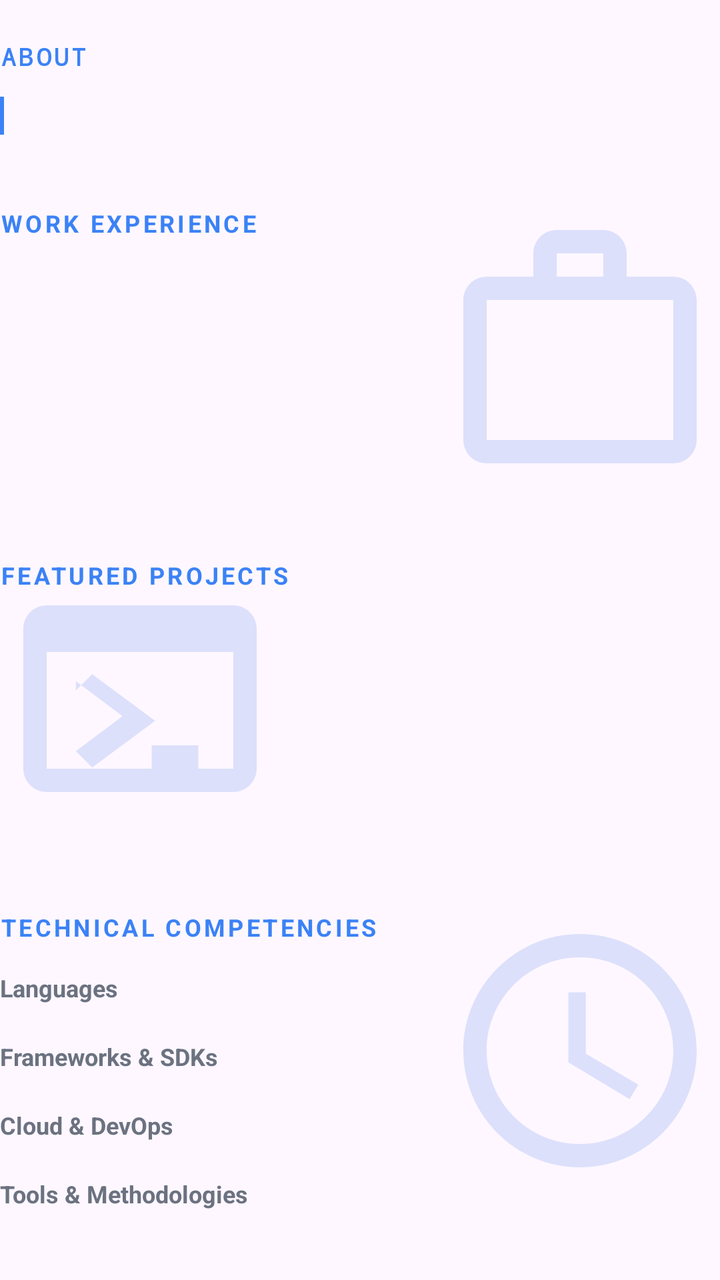
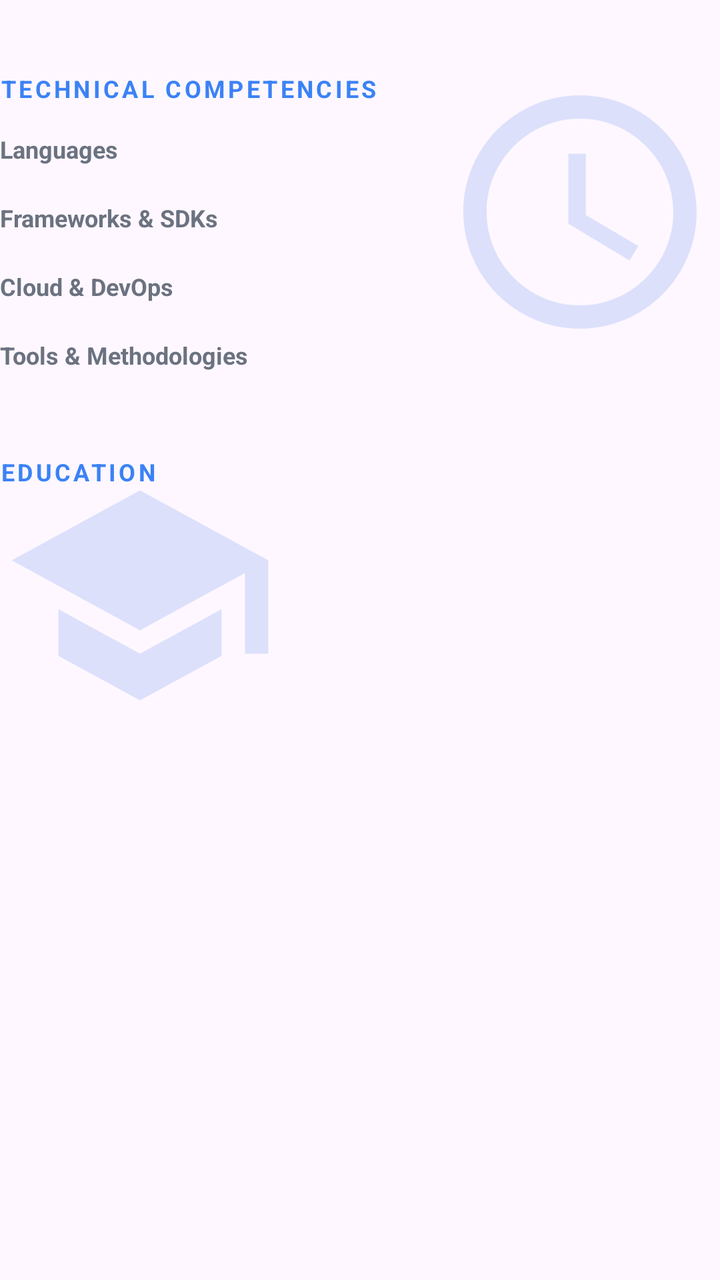

Screens rendered from an Android XML layout before and after an edit, with the pre-edit source and the edit as a unified diff.
<!-- AndroidManifest.xml: application theme Theme.MyApplication -->
<!-- res/layout/layout_showcase_subsequent_sections.xml -->
<?xml version="1.0" encoding="utf-8"?>
<LinearLayout xmlns:android="http://schemas.android.com/apk/res/android"
    xmlns:app="http://schemas.android.com/apk/res-auto"
    android:layout_width="match_parent"
    android:layout_height="wrap_content"
    android:orientation="vertical">

    
    <LinearLayout
        android:id="@+id/sectionAboutSummary"
        android:layout_width="match_parent"
        android:layout_height="wrap_content"
        android:layout_marginTop="20dp"
        android:orientation="vertical">

        
        <TextView
            android:id="@+id/tvAboutHeader"
            android:layout_width="wrap_content"
            android:layout_height="wrap_content"
            android:fontFamily="monospace"
            android:letterSpacing="0.12"
            android:text="ABOUT"
            android:textAllCaps="true"
            android:textColor="@color/accent_blue"
            android:textSize="12sp"
            android:textStyle="bold" />

        
        <LinearLayout
            android:layout_width="match_parent"
            android:layout_height="wrap_content"
            android:layout_marginTop="12dp"
            android:orientation="horizontal">

            <View
                android:id="@+id/viewAboutAccentBorder"
                android:layout_width="2dp"
                android:layout_height="match_parent"
                android:background="@color/accent_blue" />

            <TextView
                android:id="@+id/tvAboutSummaryBody"
                android:layout_width="0dp"
                android:layout_height="wrap_content"
                android:layout_weight="1"
                android:lineSpacingMultiplier="1.6"
                android:paddingStart="16dp"
                android:paddingEnd="4dp"
                android:textColor="@color/app_text_primary"
                android:textSize="14sp" />

        </LinearLayout>

    </LinearLayout>

    
    <FrameLayout
        android:id="@+id/sectionWorkExperience"
        android:layout_width="match_parent"
        android:layout_height="wrap_content"
        android:layout_marginTop="36dp">

        
        <ImageView
            android:id="@+id/ivGraphicWorkExperience"
            android:layout_width="140dp"
            android:layout_height="140dp"
            android:layout_gravity="top|end"
            android:alpha="0.15"
            android:contentDescription="Work Experience Thematic Graphic"
            android:src="@drawable/ic_showcase_briefcase" />

        
        <LinearLayout
            android:layout_width="match_parent"
            android:layout_height="wrap_content"
            android:orientation="vertical">

            <TextView
                android:id="@+id/tvWorkExperienceHeader"
                android:layout_width="wrap_content"
                android:layout_height="wrap_content"
                android:letterSpacing="0.12"
                android:text="WORK EXPERIENCE"
                android:textAllCaps="true"
                android:textColor="@color/accent_blue"
                android:textSize="12sp"
                android:textStyle="bold" />

            <androidx.recyclerview.widget.RecyclerView
                android:id="@+id/rvWorkExperienceTimeline"
                android:layout_width="match_parent"
                android:layout_height="wrap_content"
                android:layout_marginTop="12dp"
                android:nestedScrollingEnabled="false"
                android:overScrollMode="never" />

        </LinearLayout>

    </FrameLayout>

    
    <FrameLayout
        android:id="@+id/sectionFeaturedProjects"
        android:layout_width="match_parent"
        android:layout_height="wrap_content"
        android:layout_marginTop="36dp">

        
        <ImageView
            android:id="@+id/ivGraphicFeaturedProjects"
            android:layout_width="140dp"
            android:layout_height="140dp"
            android:layout_gravity="top|start"
            android:alpha="0.15"
            android:contentDescription="Featured Projects Thematic Graphic"
            android:src="@drawable/ic_showcase_code_terminal" />

        
        <LinearLayout
            android:layout_width="match_parent"
            android:layout_height="wrap_content"
            android:orientation="vertical">

            <TextView
                android:id="@+id/tvFeaturedProjectsHeader"
                android:layout_width="wrap_content"
                android:layout_height="wrap_content"
                android:letterSpacing="0.12"
                android:text="FEATURED PROJECTS"
                android:textAllCaps="true"
                android:textColor="@color/accent_blue"
                android:textSize="12sp"
                android:textStyle="bold" />

            <LinearLayout
                android:id="@+id/containerProjectItems"
                android:layout_width="match_parent"
                android:layout_height="wrap_content"
                android:layout_marginTop="12dp"
                android:orientation="vertical" />

        </LinearLayout>

    </FrameLayout>

    
    <FrameLayout
        android:id="@+id/sectionTechnicalCompetencies"
        android:layout_width="match_parent"
        android:layout_height="wrap_content"
        android:layout_marginTop="36dp">

        
        <ImageView
            android:id="@+id/ivGraphicTechnicalCompetencies"
            android:layout_width="140dp"
            android:layout_height="140dp"
            android:layout_gravity="top|end"
            android:alpha="0.15"
            android:contentDescription="Technical Matrix Thematic Graphic"
            android:src="@drawable/ic_showcase_tech_matrix" />

        
        <LinearLayout
            android:layout_width="match_parent"
            android:layout_height="wrap_content"
            android:orientation="vertical">

            <TextView
                android:id="@+id/tvTechnicalCompetenciesHeader"
                android:layout_width="wrap_content"
                android:layout_height="wrap_content"
                android:letterSpacing="0.12"
                android:text="TECHNICAL COMPETENCIES"
                android:textAllCaps="true"
                android:textColor="@color/accent_blue"
                android:textSize="12sp"
                android:textStyle="bold" />

            
            <LinearLayout
                android:id="@+id/groupLanguages"
                android:layout_width="match_parent"
                android:layout_height="wrap_content"
                android:layout_marginTop="14dp"
                android:orientation="vertical">

                <TextView
                    android:layout_width="wrap_content"
                    android:layout_height="wrap_content"
                    android:text="Languages"
                    android:textColor="@color/app_text_muted"
                    android:textSize="12sp"
                    android:textStyle="bold" />

                <com.google.android.material.chip.ChipGroup
                    android:id="@+id/chipGroupLanguages"
                    android:layout_width="match_parent"
                    android:layout_height="wrap_content"
                    android:layout_marginTop="6dp"
                    app:singleLine="false" />
            </LinearLayout>

            
            <LinearLayout
                android:id="@+id/groupFrameworks"
                android:layout_width="match_parent"
                android:layout_height="wrap_content"
                android:layout_marginTop="12dp"
                android:orientation="vertical">

                <TextView
                    android:layout_width="wrap_content"
                    android:layout_height="wrap_content"
                    android:text="Frameworks &amp; SDKs"
                    android:textColor="@color/app_text_muted"
                    android:textSize="12sp"
                    android:textStyle="bold" />

                <com.google.android.material.chip.ChipGroup
                    android:id="@+id/chipGroupFrameworks"
                    android:layout_width="match_parent"
                    android:layout_height="wrap_content"
                    android:layout_marginTop="6dp"
                    app:singleLine="false" />
            </LinearLayout>

            
            <LinearLayout
                android:id="@+id/groupCloudDevOps"
                android:layout_width="match_parent"
                android:layout_height="wrap_content"
                android:layout_marginTop="12dp"
                android:orientation="vertical">

                <TextView
                    android:layout_width="wrap_content"
                    android:layout_height="wrap_content"
                    android:text="Cloud &amp; DevOps"
                    android:textColor="@color/app_text_muted"
                    android:textSize="12sp"
                    android:textStyle="bold" />

                <com.google.android.material.chip.ChipGroup
                    android:id="@+id/chipGroupCloudDevOps"
                    android:layout_width="match_parent"
                    android:layout_height="wrap_content"
                    android:layout_marginTop="6dp"
                    app:singleLine="false" />
            </LinearLayout>

            
            <LinearLayout
                android:id="@+id/groupTools"
                android:layout_width="match_parent"
                android:layout_height="wrap_content"
                android:layout_marginTop="12dp"
                android:orientation="vertical">

                <TextView
                    android:layout_width="wrap_content"
                    android:layout_height="wrap_content"
                    android:text="Tools &amp; Methodologies"
                    android:textColor="@color/app_text_muted"
                    android:textSize="12sp"
                    android:textStyle="bold" />

                <com.google.android.material.chip.ChipGroup
                    android:id="@+id/chipGroupTools"
                    android:layout_width="match_parent"
                    android:layout_height="wrap_content"
                    android:layout_marginTop="6dp"
                    app:singleLine="false" />
            </LinearLayout>

        </LinearLayout>

    </FrameLayout>

    
    <FrameLayout
        android:id="@+id/sectionEducation"
        android:layout_width="match_parent"
        android:layout_height="wrap_content"
        android:layout_marginTop="36dp">

        
        <ImageView
            android:id="@+id/ivGraphicEducation"
            android:layout_width="140dp"
            android:layout_height="140dp"
            android:layout_gravity="top|start"
            android:alpha="0.15"
            android:contentDescription="Education Thematic Graphic"
            android:src="@drawable/ic_showcase_education_crest" />

        
        <LinearLayout
            android:layout_width="match_parent"
            android:layout_height="wrap_content"
            android:orientation="vertical">

            <TextView
                android:id="@+id/tvEducationHeader"
                android:layout_width="wrap_content"
                android:layout_height="wrap_content"
                android:letterSpacing="0.12"
                android:text="EDUCATION"
                android:textAllCaps="true"
                android:textColor="@color/accent_blue"
                android:textSize="12sp"
                android:textStyle="bold" />

            <LinearLayout
                android:id="@+id/containerEducationItems"
                android:layout_width="match_parent"
                android:layout_height="wrap_content"
                android:layout_marginTop="12dp"
                android:orientation="vertical" />

        </LinearLayout>

    </FrameLayout>

    
    <LinearLayout
        android:id="@+id/containerDynamicSections"
        android:layout_width="match_parent"
        android:layout_height="wrap_content"
        android:layout_marginTop="16dp"
        android:orientation="vertical" />

</LinearLayout>
<!-- resources referenced by this layout -->
<resources>
  <color name="accent_blue">#3B82F6</color>
  <color name="app_text_muted">#6B7280</color>
  <color name="app_text_primary">#111827</color>
  <!-- drawable ic_showcase_briefcase (drawable) -->
  <vector xmlns:android="http://schemas.android.com/apk/res/android"
      android:width="24dp"
      android:height="24dp"
      android:viewportWidth="24"
      android:viewportHeight="24">
    <path
        android:fillColor="@color/app_primary"
        android:pathData="M20,6h-4V4c0,-1.1 -0.9,-2 -2,-2h-4C8.9,2 8,2.9 8,4v2H4C2.9,6 2,6.9 2,8v12c0,1.1 0.9,2 2,2h16c1.1,0 2,-0.9 2,-2V8C22,6.9 21.1,6 20,6zM10,4h4v2h-4V4zM20,20H4V8h16V20z"/>
  </vector>
  <!-- drawable ic_showcase_code_terminal (drawable) -->
  <vector xmlns:android="http://schemas.android.com/apk/res/android"
      android:width="24dp"
      android:height="24dp"
      android:viewportWidth="24"
      android:viewportHeight="24">
    <path
        android:fillColor="@color/app_primary"
        android:pathData="M20,4H4C2.9,4 2,4.9 2,6v12c0,1.1 0.9,2 2,2h16c1.1,0 2,-0.9 2,-2V6C22,4.9 21.1,4 20,4zM20,18H4V8h16V18zM6.5,10.5l4,3 -4,3 1.4,1.4 5.4,-4 -5.4,-4 -1.4,1.4zM13,16h4v2h-4V16z"/>
  </vector>
  <!-- drawable ic_showcase_education_crest (drawable) -->
  <vector xmlns:android="http://schemas.android.com/apk/res/android"
      android:width="24dp"
      android:height="24dp"
      android:viewportWidth="24"
      android:viewportHeight="24">
    <path
        android:fillColor="@color/app_primary"
        android:pathData="M12,3L1,9l11,6 9,-4.91V17h2V9L12,3zM5,13.18v4L12,21l7,-3.82v-4L12,17L5,13.18z"/>
  </vector>
  <!-- drawable ic_showcase_tech_matrix (drawable) -->
  <vector xmlns:android="http://schemas.android.com/apk/res/android"
      android:width="24dp"
      android:height="24dp"
      android:viewportWidth="24"
      android:viewportHeight="24">
    <path
        android:fillColor="@color/app_primary"
        android:pathData="M12,2C6.48,2 2,6.48 2,12s4.48,10 10,10 10,-4.48 10,-10S17.52,2 12,2zM12,20c-4.41,0 -8,-3.59 -8,-8s3.59,-8 8,-8 8,3.59 8,8 -3.59,8 -8,8zM12.5,7H11v6l5.25,3.15 0.75,-1.23 -4.5,-2.67z"/>
  </vector>
  <color name="app_primary">#2563EB</color>
  <color name="app_primary_container">#1A2563EB</color>
  <color name="chip_bg_color">#F0F4F8</color>
  <color name="chip_text_color">#0F172A</color>
  <color name="app_surface">#FFFFFF</color>
  <color name="chip_stroke_color">#CBD5E1</color>
  <color name="app_border">#1E000000</color>
  <color name="app_background">#F4F5F7</color>
  <style name="Widget.App.SkillChip" parent="Widget.Material3.Chip.Assist">
          <item name="chipBackgroundColor">@color/chip_bg_color</item>
          <item name="chipStrokeColor">@color/chip_stroke_color</item>
          <item name="chipStrokeWidth">1dp</item>
          <item name="chipCornerRadius">8dp</item>
          <item name="android:textColor">@color/chip_text_color</item>
          <item name="closeIconTint">@color/chip_close_icon_tint</item>
      </style>
  <style name="AppBottomSheetDialogTheme" parent="Theme.Material3.DayNight.BottomSheetDialog">
          <item name="colorSurfaceContainerLow">@color/app_surface</item>
          <item name="bottomSheetStyle">@style/AppModalBottomSheet</item>
      </style>
  <color name="chip_close_icon_tint">#64748B</color>
  <style name="AppModalBottomSheet" parent="Widget.Material3.BottomSheet.Modal">
          <item name="backgroundTint">@color/app_surface</item>
      </style>
  <!-- unchanged entries left out for length: 1 -->
</resources>

<!-- the commit's change to res/layout/layout_showcase_subsequent_sections.xml (unified diff, before → after) -->
@@ -4,146 +4,6 @@
     android:layout_width="match_parent"
     android:layout_height="wrap_content"
     android:orientation="vertical">
-
-    
-    <LinearLayout
-        android:id="@+id/sectionAboutSummary"
-        android:layout_width="match_parent"
-        android:layout_height="wrap_content"
-        android:layout_marginTop="20dp"
-        android:orientation="vertical">
-
-        
-        <TextView
-            android:id="@+id/tvAboutHeader"
-            android:layout_width="wrap_content"
-            android:layout_height="wrap_content"
-            android:fontFamily="monospace"
-            android:letterSpacing="0.12"
-            android:text="ABOUT"
-            android:textAllCaps="true"
-            android:textColor="@color/accent_blue"
-            android:textSize="12sp"
-            android:textStyle="bold" />
-
-        
-        <LinearLayout
-            android:layout_width="match_parent"
-            android:layout_height="wrap_content"
-            android:layout_marginTop="12dp"
-            android:orientation="horizontal">
-
-            <View
-                android:id="@+id/viewAboutAccentBorder"
-                android:layout_width="2dp"
-                android:layout_height="match_parent"
-                android:background="@color/accent_blue" />
-
-            <TextView
-                android:id="@+id/tvAboutSummaryBody"
-                android:layout_width="0dp"
-                android:layout_height="wrap_content"
-                android:layout_weight="1"
-                android:lineSpacingMultiplier="1.6"
-                android:paddingStart="16dp"
-                android:paddingEnd="4dp"
-                android:textColor="@color/app_text_primary"
-                android:textSize="14sp" />
-
-        </LinearLayout>
-
-    </LinearLayout>
-
-    
-    <FrameLayout
-        android:id="@+id/sectionWorkExperience"
-        android:layout_width="match_parent"
-        android:layout_height="wrap_content"
-        android:layout_marginTop="36dp">
-
-        
-        <ImageView
-            android:id="@+id/ivGraphicWorkExperience"
-            android:layout_width="140dp"
-            android:layout_height="140dp"
-            android:layout_gravity="top|end"
-            android:alpha="0.15"
-            android:contentDescription="Work Experience Thematic Graphic"
-            android:src="@drawable/ic_showcase_briefcase" />
-
-        
-        <LinearLayout
-            android:layout_width="match_parent"
-            android:layout_height="wrap_content"
-            android:orientation="vertical">
-
-            <TextView
-                android:id="@+id/tvWorkExperienceHeader"
-                android:layout_width="wrap_content"
-                android:layout_height="wrap_content"
-                android:letterSpacing="0.12"
-                android:text="WORK EXPERIENCE"
-                android:textAllCaps="true"
-                android:textColor="@color/accent_blue"
-                android:textSize="12sp"
-                android:textStyle="bold" />
-
-            <androidx.recyclerview.widget.RecyclerView
-                android:id="@+id/rvWorkExperienceTimeline"
-                android:layout_width="match_parent"
-                android:layout_height="wrap_content"
-                android:layout_marginTop="12dp"
-                android:nestedScrollingEnabled="false"
-                android:overScrollMode="never" />
-
-        </LinearLayout>
-
-    </FrameLayout>
-
-    
-    <FrameLayout
-        android:id="@+id/sectionFeaturedProjects"
-        android:layout_width="match_parent"
-        android:layout_height="wrap_content"
-        android:layout_marginTop="36dp">
-
-        
-        <ImageView
-            android:id="@+id/ivGraphicFeaturedProjects"
-            android:layout_width="140dp"
-            android:layout_height="140dp"
-            android:layout_gravity="top|start"
-            android:alpha="0.15"
-            android:contentDescription="Featured Projects Thematic Graphic"
-            android:src="@drawable/ic_showcase_code_terminal" />
-
-        
-        <LinearLayout
-            android:layout_width="match_parent"
-            android:layout_height="wrap_content"
-            android:orientation="vertical">
-
-            <TextView
-                android:id="@+id/tvFeaturedProjectsHeader"
-                android:layout_width="wrap_content"
-                android:layout_height="wrap_content"
-                android:letterSpacing="0.12"
-                android:text="FEATURED PROJECTS"
-                android:textAllCaps="true"
-                android:textColor="@color/accent_blue"
-                android:textSize="12sp"
-                android:textStyle="bold" />
-
-            <LinearLayout
-                android:id="@+id/containerProjectItems"
-                android:layout_width="match_parent"
-                android:layout_height="wrap_content"
-                android:layout_marginTop="12dp"
-                android:orientation="vertical" />
-
-        </LinearLayout>
-
-    </FrameLayout>
 
     
     <FrameLayout
@@ -159,7 +19,7 @@
             android:layout_height="140dp"
             android:layout_gravity="top|end"
             android:alpha="0.15"
-            android:contentDescription="Technical Matrix Thematic Graphic"
+            android:contentDescription="@string/cd_showcase_technical_graphic"
             android:src="@drawable/ic_showcase_tech_matrix" />
 
         
@@ -173,7 +33,7 @@
                 android:layout_width="wrap_content"
                 android:layout_height="wrap_content"
                 android:letterSpacing="0.12"
-                android:text="TECHNICAL COMPETENCIES"
+                android:text="@string/header_showcase_technical_competencies"
                 android:textAllCaps="true"
                 android:textColor="@color/accent_blue"
                 android:textSize="12sp"
@@ -190,7 +50,7 @@
                 <TextView
                     android:layout_width="wrap_content"
                     android:layout_height="wrap_content"
-                    android:text="Languages"
+                    android:text="@string/header_showcase_languages"
                     android:textColor="@color/app_text_muted"
                     android:textSize="12sp"
                     android:textStyle="bold" />
@@ -214,7 +74,7 @@
                 <TextView
                     android:layout_width="wrap_content"
                     android:layout_height="wrap_content"
-                    android:text="Frameworks &amp; SDKs"
+                    android:text="@string/header_showcase_frameworks"
                     android:textColor="@color/app_text_muted"
                     android:textSize="12sp"
                     android:textStyle="bold" />
@@ -238,7 +98,7 @@
                 <TextView
                     android:layout_width="wrap_content"
                     android:layout_height="wrap_content"
-                    android:text="Cloud &amp; DevOps"
+                    android:text="@string/header_showcase_cloud_devops"
                     android:textColor="@color/app_text_muted"
                     android:textSize="12sp"
                     android:textStyle="bold" />
@@ -262,7 +122,7 @@
                 <TextView
                     android:layout_width="wrap_content"
                     android:layout_height="wrap_content"
-                    android:text="Tools &amp; Methodologies"
+                    android:text="@string/header_showcase_tools"
                     android:textColor="@color/app_text_muted"
                     android:textSize="12sp"
                     android:textStyle="bold" />
@@ -293,7 +153,7 @@
             android:layout_height="140dp"
             android:layout_gravity="top|start"
             android:alpha="0.15"
-            android:contentDescription="Education Thematic Graphic"
+            android:contentDescription="@string/cd_showcase_education_graphic"
             android:src="@drawable/ic_showcase_education_crest" />
 
         
@@ -307,7 +167,7 @@
                 android:layout_width="wrap_content"
                 android:layout_height="wrap_content"
                 android:letterSpacing="0.12"
-                android:text="EDUCATION"
+                android:text="@string/header_showcase_education"
                 android:textAllCaps="true"
                 android:textColor="@color/accent_blue"
                 android:textSize="12sp"
<!-- resource entries referenced after the edit -->
@@ -3,26 +3,6 @@
   <color name="accent_blue">#3B82F6</color>
   <color name="app_text_muted">#6B7280</color>
   <color name="app_text_primary">#111827</color>
-  <!-- drawable ic_showcase_briefcase (drawable) -->
-  <vector xmlns:android="http://schemas.android.com/apk/res/android"
-      android:width="24dp"
-      android:height="24dp"
-      android:viewportWidth="24"
-      android:viewportHeight="24">
-    <path
-        android:fillColor="@color/app_primary"
-        android:pathData="M20,6h-4V4c0,-1.1 -0.9,-2 -2,-2h-4C8.9,2 8,2.9 8,4v2H4C2.9,6 2,6.9 2,8v12c0,1.1 0.9,2 2,2h16c1.1,0 2,-0.9 2,-2V8C22,6.9 21.1,6 20,6zM10,4h4v2h-4V4zM20,20H4V8h16V20z"/>
-  </vector>
-  <!-- drawable ic_showcase_code_terminal (drawable) -->
-  <vector xmlns:android="http://schemas.android.com/apk/res/android"
-      android:width="24dp"
-      android:height="24dp"
-      android:viewportWidth="24"
-      android:viewportHeight="24">
-    <path
-        android:fillColor="@color/app_primary"
-        android:pathData="M20,4H4C2.9,4 2,4.9 2,6v12c0,1.1 0.9,2 2,2h16c1.1,0 2,-0.9 2,-2V6C22,4.9 21.1,4 20,4zM20,18H4V8h16V18zM6.5,10.5l4,3 -4,3 1.4,1.4 5.4,-4 -5.4,-4 -1.4,1.4zM13,16h4v2h-4V16z"/>
-  </vector>
   <!-- drawable ic_showcase_education_crest (drawable) -->
   <vector xmlns:android="http://schemas.android.com/apk/res/android"
       android:width="24dp"
@@ -43,6 +23,14 @@
         android:fillColor="@color/app_primary"
         android:pathData="M12,2C6.48,2 2,6.48 2,12s4.48,10 10,10 10,-4.48 10,-10S17.52,2 12,2zM12,20c-4.41,0 -8,-3.59 -8,-8s3.59,-8 8,-8 8,3.59 8,8 -3.59,8 -8,8zM12.5,7H11v6l5.25,3.15 0.75,-1.23 -4.5,-2.67z"/>
   </vector>
+  <string name="cd_showcase_education_graphic">Education Thematic Graphic</string>
+  <string name="cd_showcase_technical_graphic">Technical Matrix Thematic Graphic</string>
+  <string name="header_showcase_cloud_devops">Cloud &amp; DevOps</string>
+  <string name="header_showcase_education">Education</string>
+  <string name="header_showcase_frameworks">Frameworks &amp; SDKs</string>
+  <string name="header_showcase_languages">Languages</string>
+  <string name="header_showcase_technical_competencies">Technical Competencies</string>
+  <string name="header_showcase_tools">Tools &amp; Methodologies</string>
   <color name="app_primary">#2563EB</color>
   <color name="app_primary_container">#1A2563EB</color>
   <color name="chip_bg_color">#F0F4F8</color>
